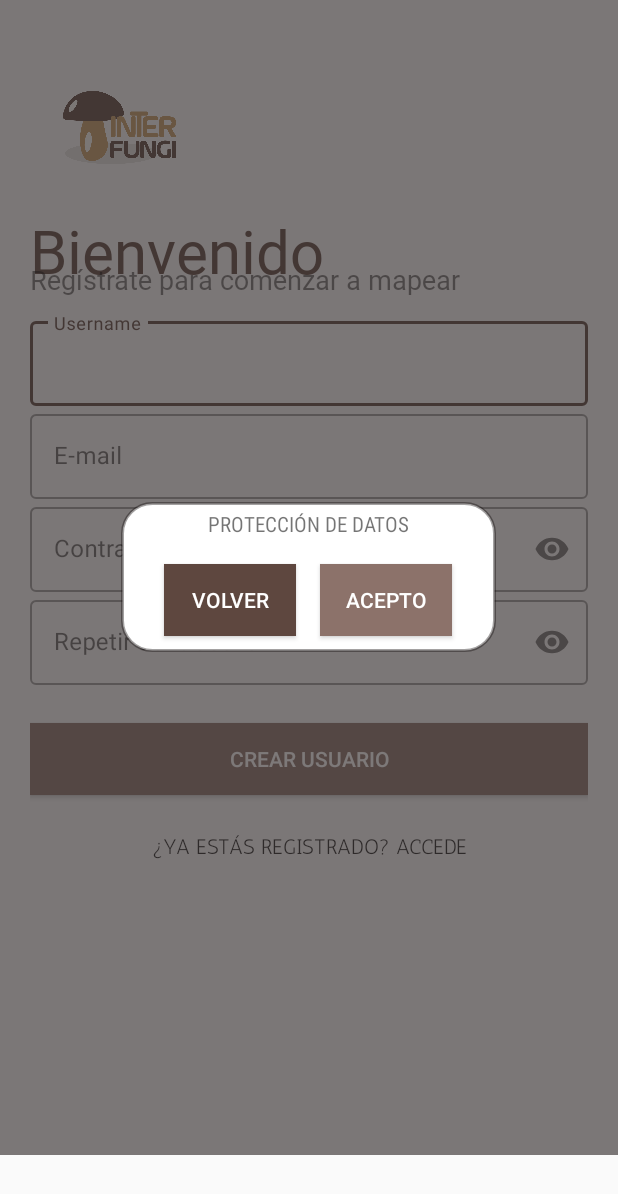
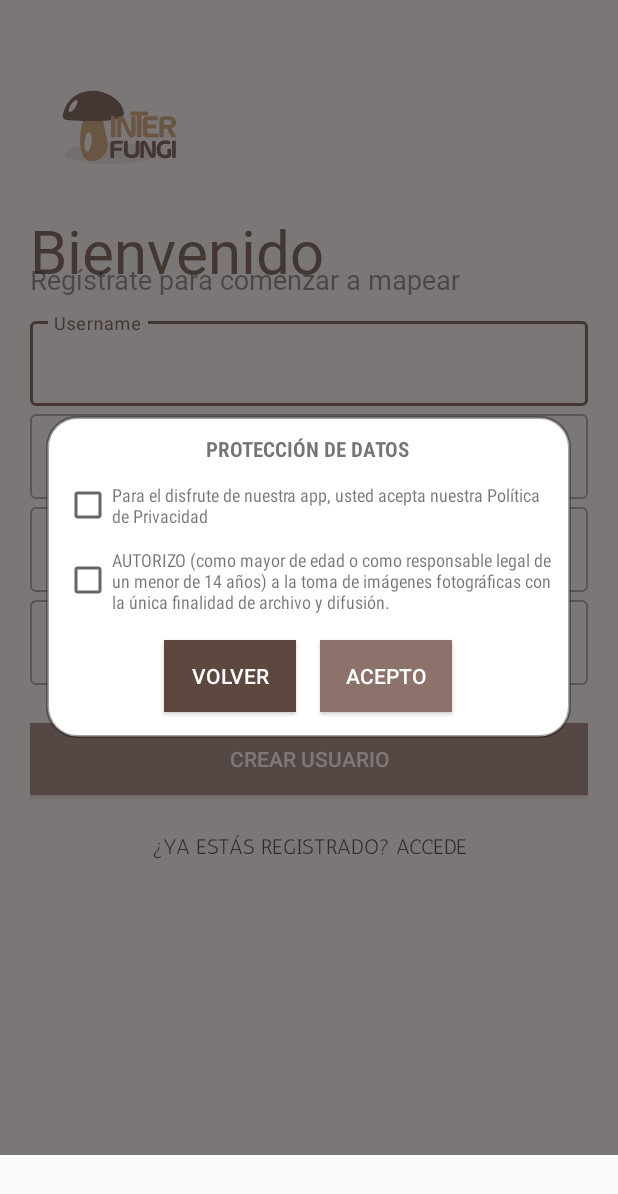
Before and after one commit to Ibercivis/Interfungi, an Android app: the SignUp screen opened directly, with no data from a screen before it, after a tap on "CREAR USUARIO", on a phone screen of 412 x 824 dp. Shown: the top 1194 px of the screen. Run offline under Robolectric (Android 15) with nearby library versions, the phone set to English and light mode, and no system bars; our stand-ins replace Volley; network calls fail; Roboto replaces fonts that are not available here.

```diff
--- a/app/src/main/java/com/ibercivis/interfungi/MainActivity.java
+++ b/app/src/main/java/com/ibercivis/interfungi/MainActivity.java
@@ -143,7 +143,7 @@ public class MainActivity extends AppCompatActivity implements NavigationView.On
             if (ActivityCompat.checkSelfPermission(this, Manifest.permission.ACCESS_FINE_LOCATION) !=
                     PackageManager.PERMISSION_GRANTED) {
                 requestPermissions(new String[]{
-                                Manifest.permission.ACCESS_FINE_LOCATION, Manifest.permission.WRITE_EXTERNAL_STORAGE, Manifest.permission.CAMERA},
+                                Manifest.permission.ACCESS_FINE_LOCATION, Manifest.permission.WRITE_EXTERNAL_STORAGE, Manifest.permission.READ_EXTERNAL_STORAGE, Manifest.permission.CAMERA},
                         REQUEST_CODE_ASK_PERMISSIONS);
 
                 recreate();
--- a/app/src/main/java/com/ibercivis/interfungi/SignUp.java
+++ b/app/src/main/java/com/ibercivis/interfungi/SignUp.java
@@ -15,6 +15,7 @@ import android.os.Environment;
 import android.provider.Settings;
 import android.view.View;
 import android.widget.Button;
+import android.widget.CheckBox;
 import android.widget.LinearLayout;
 import android.widget.Spinner;
 import android.widget.Toast;
@@ -45,6 +46,7 @@ public class SignUp extends AppCompatActivity {
     String error_check;
 
     LinearLayout lopd;
+    CheckBox checkDatos1, checkDatos2;
 
     Button btn_login, btn_acept_datos, btn_cancel_datos, btn_sign;
 
@@ -56,7 +58,7 @@ public class SignUp extends AppCompatActivity {
         setContentView(R.layout.activity_sign_up);
 
         //PERMISOS
-
+        /*
         if(SDK_INT >= 30){
             if(!Environment.isExternalStorageManager()){
                 Snackbar.make(findViewById(android.R.id.content), "Permission needed!", Snackbar.LENGTH_INDEFINITE)
@@ -82,13 +84,26 @@ public class SignUp extends AppCompatActivity {
                 PackageManager.PERMISSION_GRANTED  ){
             if (SDK_INT >= Build.VERSION_CODES.R) {
                 requestPermissions(new String[]{
-                                Manifest.permission.ACCESS_FINE_LOCATION, Manifest.permission.WRITE_EXTERNAL_STORAGE, Manifest.permission.MANAGE_EXTERNAL_STORAGE, Manifest.permission.READ_EXTERNAL_STORAGE, Manifest.permission.CAMERA},
+                                Manifest.permission.ACCESS_FINE_LOCATION, Manifest.permission.WRITE_EXTERNAL_STORAGE, Manifest.permission.READ_EXTERNAL_STORAGE, Manifest.permission.CAMERA},
                         REQUEST_CODE_ASK_PERMISSIONS);
             }
 
             recreate();
 
             return ;
+        }
+        */
+        if ( Build.VERSION.SDK_INT >= 23){
+            if (ActivityCompat.checkSelfPermission(this, android.Manifest.permission.ACCESS_FINE_LOCATION) !=
+                    PackageManager.PERMISSION_GRANTED  ){
+                requestPermissions(new String[]{
+                                android.Manifest.permission.ACCESS_FINE_LOCATION, Manifest.permission.WRITE_EXTERNAL_STORAGE, Manifest.permission.READ_EXTERNAL_STORAGE, Manifest.permission.CAMERA},
+                        REQUEST_CODE_ASK_PERMISSIONS);
+
+                recreate();
+
+                return ;
+            }
         }
 
         btn_login = findViewById(R.id.btn_back);
@@ -97,6 +112,9 @@ public class SignUp extends AppCompatActivity {
         lopd = findViewById(R.id.proteccion_datos);
         btn_acept_datos = findViewById(R.id.acept_datos);
         btn_cancel_datos = findViewById(R.id.cancel_datos);
+
+        checkDatos1 = findViewById(R.id.checkdatos1);
+        checkDatos2 = findViewById(R.id.checkdatos2);
 
         btn_login.setOnClickListener(new View.OnClickListener() {
             @Override
@@ -115,7 +133,28 @@ public class SignUp extends AppCompatActivity {
         btn_acept_datos.setOnClickListener(new View.OnClickListener() {
             @Override
             public void onClick(View view) {
-                signupRequest();
+                if(checkDatos1.isChecked() == true) {
+                    if(checkDatos2.isChecked() == true){
+                        signupRequest();
+                    } else {
+                        int duration = Toast.LENGTH_SHORT;
+                        Toast toast;
+                        CharSequence text;
+
+                        text = "Para poder registrarte debes aceptar la Política de Protección de Datos.";
+                        toast = Toast.makeText(getApplicationContext(), text, duration);
+                        toast.show();
+                    }
+
+                } else {
+                    int duration = Toast.LENGTH_SHORT;
+                    Toast toast;
+                    CharSequence text;
+
+                    text = "Para poder registrarte debes aceptar la Política de Protección de Datos.";
+                    toast = Toast.makeText(getApplicationContext(), text, duration);
+                    toast.show();
+                }
             }
         });
 
--- a/app/src/main/res/layout/activity_mapa.xml
+++ b/app/src/main/res/layout/activity_mapa.xml
@@ -235,7 +235,7 @@
 
                 <com.google.android.material.textfield.TextInputLayout
                     android:id="@+id/txt_atributo1"
-                    android:hint="Atributo 1"
+                    android:hint="Observaciones"
                     android:layout_width="match_parent"
                     android:layout_height="wrap_content"
                     style="@style/Widget.MaterialComponents.TextInputLayout.OutlinedBox">
--- a/app/src/main/res/layout/activity_sign_up.xml
+++ b/app/src/main/res/layout/activity_sign_up.xml
@@ -143,44 +143,91 @@
         android:visibility="gone">
 
         <LinearLayout
-        android:layout_width="250dp"
-        android:layout_height="100dp"
+            android:layout_width="350dp"
+            android:layout_height="wrap_content"
+            android:background="@drawable/marcobotonsolido"
             android:gravity="center"
             android:orientation="vertical"
-        android:background="@drawable/marcobotonsolido">
+            android:padding="12dp">
+
             <TextView
                 android:layout_width="wrap_content"
                 android:layout_height="wrap_content"
+                android:fontFamily="sans-serif-condensed"
                 android:text="PROTECCIÓN DE DATOS"
-            android:fontFamily="sans-serif-condensed"/>
+                android:textStyle="bold"/>
+
+            <LinearLayout
+                android:layout_width="wrap_content"
+                android:layout_height="wrap_content"
+                android:layout_marginTop="12dp"
+                android:gravity="center_vertical"
+                android:orientation="horizontal">
+
+                <CheckBox
+                    android:id="@+id/checkdatos1"
+                    android:layout_width="wrap_content"
+                    android:layout_height="wrap_content" />
+
+                <TextView
+                    android:layout_width="wrap_content"
+                    android:layout_height="wrap_content"
+                    android:fontFamily="sans-serif-condensed"
+                    android:text="Para el disfrute de nuestra app, usted acepta nuestra Política de
+Privacidad"
+                    android:textSize="12sp" />
+
+            </LinearLayout>
+
+            <LinearLayout
+                android:layout_width="wrap_content"
+                android:layout_height="wrap_content"
+                android:layout_marginTop="12dp"
+                android:gravity="center_vertical"
+                android:orientation="horizontal">
+
+                <CheckBox
+                    android:id="@+id/checkdatos2"
+                    android:layout_width="wrap_content"
+                    android:layout_height="wrap_content" />
+
+                <TextView
+                    android:layout_width="wrap_content"
+                    android:layout_height="wrap_content"
+                    android:fontFamily="sans-serif-condensed"
+                    android:text="AUTORIZO (como mayor de edad o como responsable legal de un menor de 14 años) a la toma de
+imágenes fotográficas con la única finalidad de archivo y difusión."
+                    android:textSize="12sp" />
+
+            </LinearLayout>
 
             <LinearLayout
                 android:layout_width="match_parent"
                 android:layout_height="wrap_content"
                 android:layout_marginTop="12dp"
-            android:orientation="horizontal"
-            android:gravity="center">
+                android:gravity="center"
+                android:orientation="horizontal">
 
                 <Button
                     android:id="@+id/cancel_datos"
                     android:layout_width="wrap_content"
                     android:layout_height="wrap_content"
-                android:paddingHorizontal="12dp"
                     android:layout_marginTop="5dp"
+                    android:layout_marginRight="16dp"
                     android:layout_marginBottom="5dp"
                     android:background="@color/primaryColor"
+                    android:paddingHorizontal="12dp"
                     android:text="volver"
-                android:textColor="#fff"
-                android:layout_marginRight="16dp"/>
+                    android:textColor="#fff" />
 
                 <Button
                     android:id="@+id/acept_datos"
                     android:layout_width="wrap_content"
                     android:layout_height="wrap_content"
-                android:paddingHorizontal="12dp"
                     android:layout_marginTop="5dp"
                     android:layout_marginBottom="5dp"
                     android:background="@color/primaryLightColor"
+                    android:paddingHorizontal="12dp"
                     android:text="acepto"
                     android:textColor="#fff" />
 
```
Also changed, not shown: app/build.gradle (+5 -4 lines), app/src/main/AndroidManifest.xml (+5 -3 lines), app/src/main/java/com/ibercivis/interfungi/Login.java (+14 -2 lines), app/src/main/java/com/ibercivis/interfungi/Mapa2.java (+25 -4 lines), app/src/main/res/layout/activity_quienes_somos.xml (+11 -1 lines). Lines whose indentation alone changed are shown as unchanged.
